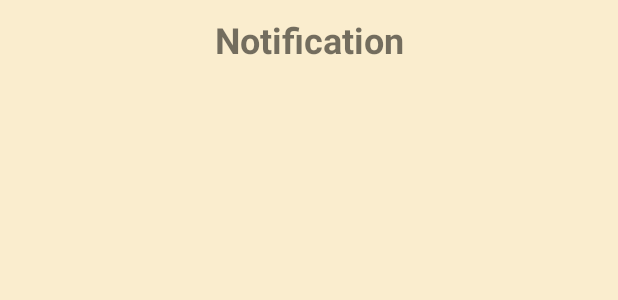
After one commit to ijoaquimmartins/Workplace, an Android app: the layout activity_notification.xml on its own in the app's theme, with its tools: preview values and no code run, on a phone screen of 412 x 824 dp. The commit adds this screen. Shown: the top 300 px of the screen. Run offline under Robolectric (Android 15) with nearby library versions, the phone set to English and light mode, and no system bars; network calls fail.

Commit message:
cmd18082025

```diff
--- a/app/src/main/java/in/megasoft/workplace/BasicNetwork.java
+++ b/app/src/main/java/in/megasoft/workplace/BasicNetwork.java
@@ -5,10 +5,7 @@ import com.android.volley.Request;
 import com.android.volley.VolleyLog;
 
 public class BasicNetwork {
-
-
     private long SLOW_REQUEST_THRESHOLD_MS;
-
     private void logSlowRequests(
             long requestLifetime, Request<?> request, byte[] responseContents, int statusCode) {
         if (DEBUG || requestLifetime > SLOW_REQUEST_THRESHOLD_MS) {
--- a/app/src/main/java/in/megasoft/workplace/userDetails.java
+++ b/app/src/main/java/in/megasoft/workplace/userDetails.java
@@ -14,4 +14,5 @@ public class userDetails extends Application {
 
 //    public static String PublicURL = "http://100.168.10.75:8001/mobileapi/";
 //    public static String URL = "http://100.168.10.75:8001/api/";
+
 }
--- /dev/null
+++ b/app/src/main/res/layout/activity_notification.xml
@@ -0,0 +1,31 @@
+<?xml version="1.0" encoding="utf-8"?>
+<RelativeLayout xmlns:android="http://schemas.android.com/apk/res/android"
+    xmlns:app="http://schemas.android.com/apk/res-auto"
+    xmlns:tools="http://schemas.android.com/tools"
+    android:id="@+id/main"
+    android:layout_width="match_parent"
+    android:layout_height="match_parent"
+    android:gravity="center_horizontal"
+    tools:context=".NotificationActivity"
+    android:background="@color/color_back">
+
+    <TextView
+        android:layout_width="match_parent"
+        android:layout_height="wrap_content"
+        android:text="Notification"
+        android:textSize="24sp"
+        android:textStyle="bold"
+        android:layout_marginTop="10dp"
+        android:gravity="center_horizontal"/>
+    <LinearLayout
+        android:layout_width="match_parent"
+        android:layout_height="wrap_content"
+        android:orientation="vertical"
+        android:layout_marginTop="45dp">
+        <ListView
+            android:id="@+id/lvNotification"
+            android:layout_width="match_parent"
+            android:layout_height="wrap_content"/>
+    </LinearLayout>
+
+</RelativeLayout>
```
Also changed, not shown: app/src/main/AndroidManifest.xml (+7 -3 lines), app/src/main/java/in/megasoft/workplace/LoginActivity.java (+15 -8 lines), app/src/main/java/in/megasoft/workplace/MainActivity.java (+89 -24 lines), app/src/main/java/in/megasoft/workplace/MyFirebaseMessagingService.java (+31 -9 lines), app/src/main/java/in/megasoft/workplace/NotificationActivity.java (added, +54 -0 lines), app/src/main/java/in/megasoft/workplace/NotificationDAO.java (+48 -11 lines), app/src/main/res/mipmap-hdpi/ic_notification.png, app/src/main/res/mipmap-mdpi/ic_notification.png (added), app/src/main/res/mipmap-xhdpi/ic_notification.png, app/src/main/res/mipmap-xxhdpi/ic_notification.png, app/src/main/res/mipmap-xxxhdpi/ic_notification.png (added). Lines whose indentation alone changed are shown as unchanged.
